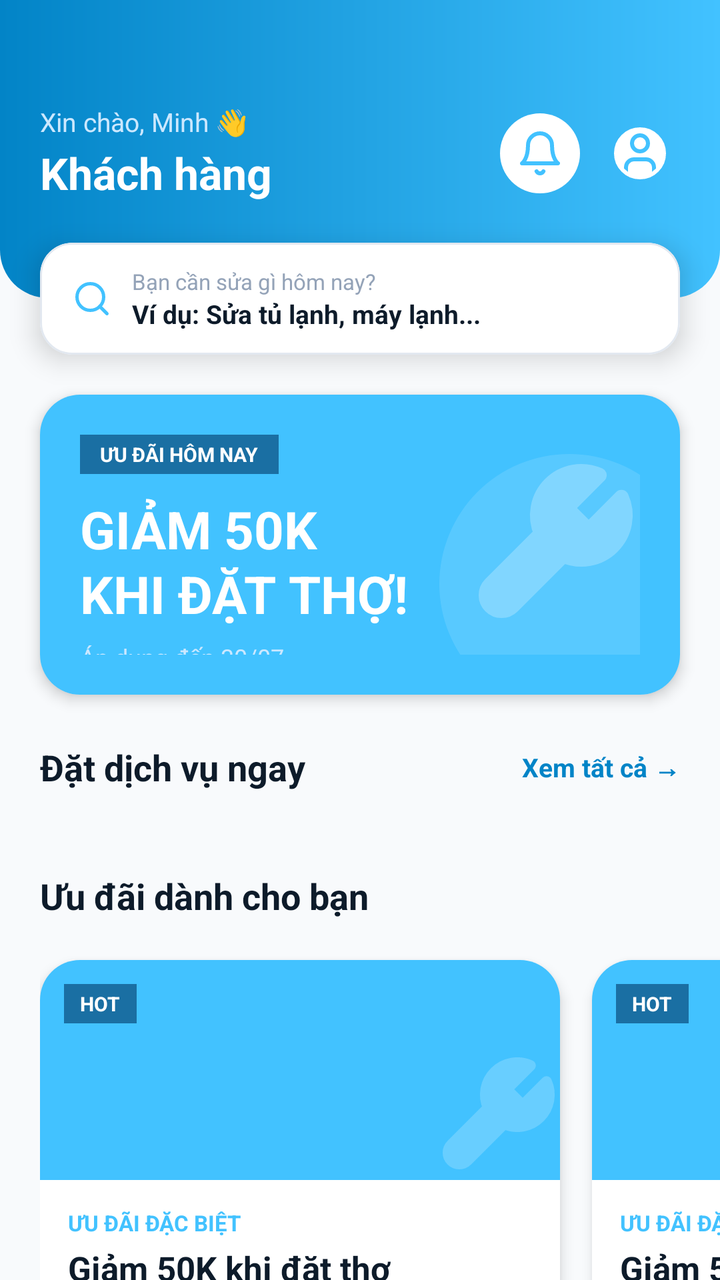
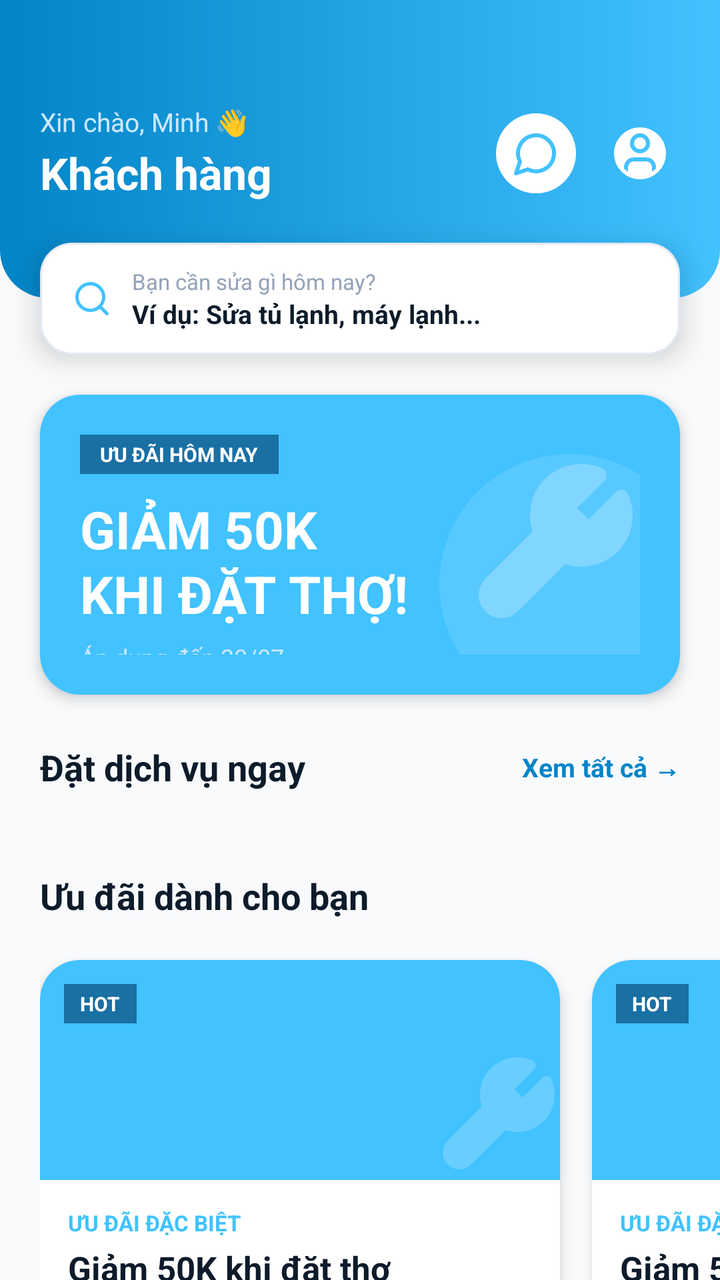

Compare the two renders of this Android layout. The source of the first and the diff that turns it into the second are given below.
<!-- AndroidManifest.xml: application theme Theme.FixItVN -->
<!-- res/layout/fragment_customer_home.xml -->
<?xml version="1.0" encoding="utf-8"?>
<FrameLayout xmlns:android="http://schemas.android.com/apk/res/android"
    xmlns:app="http://schemas.android.com/apk/res-auto"
    android:layout_width="match_parent"
    android:layout_height="match_parent">

    <androidx.core.widget.NestedScrollView
        android:layout_width="match_parent"
        android:layout_height="match_parent"
        android:background="#F8FAFC">

        <androidx.constraintlayout.widget.ConstraintLayout
            android:layout_width="match_parent"
            android:layout_height="wrap_content"
            android:paddingBottom="100dp">

            
            <androidx.constraintlayout.widget.ConstraintLayout
                android:id="@+id/layout_header"
                android:layout_width="0dp"
                android:layout_height="wrap_content"
                android:background="@drawable/bg_header_bottom_rounded"
                android:paddingHorizontal="20dp"
                android:paddingTop="52dp"
                android:paddingBottom="48dp"
                app:layout_constraintTop_toTopOf="parent"
                app:layout_constraintStart_toStartOf="parent"
                app:layout_constraintEnd_toEndOf="parent">

                
                <TextView
                    android:id="@+id/tv_greeting"
                    android:layout_width="0dp"
                    android:layout_height="wrap_content"
                    android:text="Xin chào, Minh 👋"
                    android:textColor="#CCE8FF"
                    android:textSize="13sp"
                    app:layout_constraintStart_toStartOf="parent"
                    app:layout_constraintTop_toTopOf="parent"
                    app:layout_constraintEnd_toStartOf="@id/iv_chat_icon"
                    android:layout_marginEnd="16dp" />

                <TextView
                    android:id="@+id/tv_role"
                    android:layout_width="0dp"
                    android:layout_height="wrap_content"
                    android:text="Khách hàng"
                    android:textColor="#ffffff"
                    android:textSize="22sp"
                    android:textStyle="bold"
                    app:layout_constraintStart_toStartOf="parent"
                    app:layout_constraintTop_toBottomOf="@id/tv_greeting"
                    app:layout_constraintEnd_toStartOf="@id/iv_chat_icon"
                    android:layout_marginEnd="16dp"
                    android:layout_marginTop="2dp" />

                
                <ImageView
                    android:id="@+id/iv_chat_icon"
                    android:layout_width="40dp"
                    android:layout_height="40dp"
                    android:src="@drawable/ic_lucide_bell"
                    android:padding="8dp"
                    android:background="@drawable/bg_circle_white"
                    app:tint="#42c2ff"
                    app:layout_constraintEnd_toStartOf="@id/iv_user_avatar"
                    app:layout_constraintTop_toTopOf="parent"
                    app:layout_constraintBottom_toBottomOf="parent"
                    android:layout_marginEnd="10dp" />

                
                <com.google.android.material.imageview.ShapeableImageView
                    android:id="@+id/iv_user_avatar"
                    android:layout_width="40dp"
                    android:layout_height="40dp"
                    android:src="@drawable/ic_lucide_user"
                    android:background="@drawable/bg_circle_white"
                    android:padding="8dp"
                    app:tint="#42c2ff"
                    app:strokeWidth="2dp"
                    app:strokeColor="#FFFFFF"
                    app:shapeAppearanceOverlay="@style/ShapeAppearanceOverlay.App.CornerSize50Percent"
                    app:layout_constraintEnd_toEndOf="parent"
                    app:layout_constraintTop_toTopOf="parent"
                    app:layout_constraintBottom_toBottomOf="parent" />

            </androidx.constraintlayout.widget.ConstraintLayout>

            
            <com.google.android.material.card.MaterialCardView
                android:id="@+id/card_location"
                style="@style/FixIt.Card.Content"
                android:layout_width="0dp"
                android:layout_height="56dp"
                android:layout_marginHorizontal="20dp"
                android:layout_marginTop="-28dp"
                app:cardElevation="8dp"
                app:layout_constraintTop_toBottomOf="@id/layout_header"
                app:layout_constraintStart_toStartOf="parent"
                app:layout_constraintEnd_toEndOf="parent">

                <androidx.constraintlayout.widget.ConstraintLayout
                    android:layout_width="match_parent"
                    android:layout_height="match_parent"
                    android:paddingHorizontal="16dp">

                    <ImageView
                        android:id="@+id/iv_location_icon"
                        android:layout_width="20dp"
                        android:layout_height="20dp"
                        android:src="@drawable/ic_lucide_search"
                        app:tint="#42c2ff"
                        app:layout_constraintStart_toStartOf="parent"
                        app:layout_constraintTop_toTopOf="parent"
                        app:layout_constraintBottom_toBottomOf="parent" />

                    <TextView
                        android:id="@+id/tv_location_label"
                        android:layout_width="0dp"
                        android:layout_height="wrap_content"
                        android:text="Bạn cần sửa gì hôm nay?"
                        android:textSize="11sp"
                        android:textColor="#94A3B8"
                        android:layout_marginStart="10dp"
                        app:layout_constraintStart_toEndOf="@id/iv_location_icon"
                        app:layout_constraintTop_toTopOf="parent"
                        app:layout_constraintBottom_toTopOf="@id/tv_location_value"
                        app:layout_constraintVertical_chainStyle="packed" />

                    <TextView
                        android:id="@+id/tv_location_value"
                        android:layout_width="0dp"
                        android:layout_height="wrap_content"
                        android:text="Ví dụ: Sửa tủ lạnh, máy lạnh..."
                        android:textSize="13sp"
                        android:textColor="#0d1b2a"
                        android:textStyle="bold"
                        android:layout_marginStart="10dp"
                        app:layout_constraintStart_toEndOf="@id/iv_location_icon"
                        app:layout_constraintTop_toBottomOf="@id/tv_location_label"
                        app:layout_constraintBottom_toBottomOf="parent" />

                </androidx.constraintlayout.widget.ConstraintLayout>

            </com.google.android.material.card.MaterialCardView>

            
            <com.google.android.material.card.MaterialCardView
                android:id="@+id/card_banner"
                android:layout_width="0dp"
                android:layout_height="150dp"
                android:layout_marginHorizontal="20dp"
                android:layout_marginTop="20dp"
                app:cardCornerRadius="20dp"
                app:cardElevation="4dp"
                app:strokeWidth="0dp"
                app:layout_constraintTop_toBottomOf="@id/card_location"
                app:layout_constraintStart_toStartOf="parent"
                app:layout_constraintEnd_toEndOf="parent">

                <androidx.constraintlayout.widget.ConstraintLayout
                    android:layout_width="match_parent"
                    android:layout_height="match_parent"
                    android:background="#42c2ff"
                    android:padding="20dp">

                    
                    <View
                        android:layout_width="130dp"
                        android:layout_height="130dp"
                        android:background="@drawable/bg_circle_white"
                        android:alpha="0.12"
                        app:layout_constraintEnd_toEndOf="parent"
                        app:layout_constraintBottom_toBottomOf="parent"
                        android:layout_marginEnd="-30dp"
                        android:layout_marginBottom="-30dp" />

                    <TextView
                        android:id="@+id/tv_banner_tag"
                        android:layout_width="wrap_content"
                        android:layout_height="wrap_content"
                        android:background="#1a6fa3"
                        android:paddingHorizontal="10dp"
                        android:paddingVertical="3dp"
                        android:text="ƯU ĐÃI HÔM NAY"
                        android:textColor="#ffffff"
                        android:textSize="10sp"
                        android:textStyle="bold"
                        app:layout_constraintTop_toTopOf="parent"
                        app:layout_constraintStart_toStartOf="parent" />

                    <TextView
                        android:id="@+id/tv_banner_title"
                        android:layout_width="0dp"
                        android:layout_height="wrap_content"
                        android:text="GIẢM 50K\nKHI ĐẶT THỢ!"
                        android:textColor="#ffffff"
                        android:textSize="26sp"
                        android:textStyle="bold"
                        android:lineSpacingExtra="2sp"
                        android:layout_marginTop="10dp"
                        android:layout_marginEnd="100dp"
                        app:layout_constraintTop_toBottomOf="@id/tv_banner_tag"
                        app:layout_constraintStart_toStartOf="parent"
                        app:layout_constraintEnd_toEndOf="parent" />

                    <TextView
                        android:id="@+id/tv_banner_sub"
                        android:layout_width="wrap_content"
                        android:layout_height="wrap_content"
                        android:text="Áp dụng đến 30/07"
                        android:textColor="#CCE8FF"
                        android:textSize="12sp"
                        android:layout_marginTop="6dp"
                        app:layout_constraintTop_toBottomOf="@id/tv_banner_title"
                        app:layout_constraintStart_toStartOf="parent" />

                    <ImageView
                        android:layout_width="88dp"
                        android:layout_height="88dp"
                        android:src="@drawable/ic_lucide_wrench"
                        app:tint="#ffffff"
                        android:alpha="0.25"
                        app:layout_constraintEnd_toEndOf="parent"
                        app:layout_constraintTop_toTopOf="parent"
                        app:layout_constraintBottom_toBottomOf="parent" />

                </androidx.constraintlayout.widget.ConstraintLayout>
            </com.google.android.material.card.MaterialCardView>

            
            <TextView
                android:id="@+id/tv_services_header"
                style="@style/FixIt.Text.SectionHeader"
                android:layout_width="wrap_content"
                android:layout_height="wrap_content"
                android:layout_marginHorizontal="20dp"
                android:layout_marginTop="24dp"
                android:text="Đặt dịch vụ ngay"
                android:textSize="18sp"
                app:layout_constraintTop_toBottomOf="@id/card_banner"
                app:layout_constraintStart_toStartOf="parent" />

            <TextView
                android:id="@+id/tv_see_all"
                android:layout_width="wrap_content"
                android:layout_height="wrap_content"
                android:layout_marginEnd="20dp"
                android:text="Xem tất cả →"
                android:textColor="#0284C7"
                android:textSize="13sp"
                android:textStyle="bold"
                app:layout_constraintBottom_toBottomOf="@id/tv_services_header"
                app:layout_constraintEnd_toEndOf="parent"
                app:layout_constraintTop_toTopOf="@id/tv_services_header" />

            
            <androidx.recyclerview.widget.RecyclerView
                android:id="@+id/rv_services"
                android:layout_width="0dp"
                android:layout_height="wrap_content"
                android:layout_marginHorizontal="12dp"
                android:layout_marginTop="12dp"
                app:layoutManager="androidx.recyclerview.widget.GridLayoutManager"
                app:spanCount="4"
                app:layout_constraintTop_toBottomOf="@id/tv_services_header"
                app:layout_constraintStart_toStartOf="parent"
                app:layout_constraintEnd_toEndOf="parent"
                android:nestedScrollingEnabled="false" />

            
            <TextView
                android:id="@+id/tv_offers_header"
                style="@style/FixIt.Text.SectionHeader"
                android:layout_width="wrap_content"
                android:layout_height="wrap_content"
                android:layout_marginHorizontal="20dp"
                android:layout_marginTop="28dp"
                android:text="Ưu đãi dành cho bạn"
                android:textSize="18sp"
                app:layout_constraintTop_toBottomOf="@id/rv_services"
                app:layout_constraintStart_toStartOf="parent" />

            <HorizontalScrollView
                android:id="@+id/scroll_offers"
                android:layout_width="0dp"
                android:layout_height="wrap_content"
                android:layout_marginTop="12dp"
                android:paddingHorizontal="20dp"
                android:clipToPadding="false"
                android:scrollbars="none"
                app:layout_constraintTop_toBottomOf="@id/tv_offers_header"
                app:layout_constraintStart_toStartOf="parent"
                app:layout_constraintEnd_toEndOf="parent">

                <LinearLayout
                    android:layout_width="wrap_content"
                    android:layout_height="wrap_content"
                    android:orientation="horizontal">

                    <include layout="@layout/item_customer_promo" />
                    <include layout="@layout/item_customer_promo" />
                    <include layout="@layout/item_customer_promo" />

                </LinearLayout>
            </HorizontalScrollView>

        </androidx.constraintlayout.widget.ConstraintLayout>

    </androidx.core.widget.NestedScrollView>

    <include
        android:id="@+id/layoutLoading"
        layout="@layout/layout_loading"
        android:layout_width="match_parent"
        android:layout_height="match_parent"
        android:visibility="gone" />

</FrameLayout>
<!-- res/layout/item_customer_promo.xml (included above) -->
<?xml version="1.0" encoding="utf-8"?>
<com.google.android.material.card.MaterialCardView xmlns:android="http://schemas.android.com/apk/res/android"
    xmlns:app="http://schemas.android.com/apk/res-auto"
    android:layout_width="260dp"
    android:layout_height="wrap_content"
    android:layout_marginEnd="16dp"
    android:layout_marginVertical="8dp"
    app:cardCornerRadius="20dp"
    app:cardElevation="4dp"
    app:cardBackgroundColor="#ffffff">

    <LinearLayout
        android:layout_width="match_parent"
        android:layout_height="wrap_content"
        android:orientation="vertical">

        
        <FrameLayout
            android:layout_width="match_parent"
            android:layout_height="110dp">

            <View
                android:layout_width="match_parent"
                android:layout_height="match_parent"
                android:background="#42c2ff" />

            
            <ImageView
                android:layout_width="64dp"
                android:layout_height="64dp"
                android:layout_gravity="end|bottom"
                android:layout_margin="-8dp"
                android:src="@drawable/ic_lucide_wrench"
                app:tint="#ffffff"
                android:alpha="0.2" />

            
            <TextView
                android:layout_width="wrap_content"
                android:layout_height="wrap_content"
                android:layout_gravity="top|start"
                android:layout_margin="12dp"
                android:background="#1a6fa3"
                android:paddingHorizontal="8dp"
                android:paddingVertical="3dp"
                android:text="HOT"
                android:textColor="#ffffff"
                android:textSize="10sp"
                android:textStyle="bold" />

        </FrameLayout>

        
        <LinearLayout
            android:layout_width="match_parent"
            android:layout_height="wrap_content"
            android:orientation="vertical"
            android:padding="14dp">

            <TextView
                android:id="@+id/tvPromoTitle"
                android:layout_width="wrap_content"
                android:layout_height="wrap_content"
                android:text="Ưu đãi đặc biệt"
                android:textColor="#42c2ff"
                android:textSize="11sp"
                android:textStyle="bold"
                android:textAllCaps="true" />

            <TextView
                android:id="@+id/tvPromoDescription"
                android:layout_width="wrap_content"
                android:layout_height="wrap_content"
                android:layout_marginTop="4dp"
                android:text="Giảm 50K khi đặt thợ"
                android:textColor="#0d1b2a"
                android:textSize="17sp"
                android:textStyle="bold" />

            <TextView
                android:id="@+id/tvPromoExpiry"
                android:layout_width="wrap_content"
                android:layout_height="wrap_content"
                android:layout_marginTop="4dp"
                android:text="⏰ Hết hạn 30/07"
                android:textColor="#94A3B8"
                android:textSize="11sp" />

        </LinearLayout>
    </LinearLayout>

</com.google.android.material.card.MaterialCardView>
<!-- res/layout/layout_loading.xml (included above) -->
<?xml version="1.0" encoding="utf-8"?>
<FrameLayout xmlns:android="http://schemas.android.com/apk/res/android"
    android:layout_width="match_parent"
    android:layout_height="match_parent"
    android:background="#f8fafc"
    android:clickable="true"
    android:focusable="true"
    android:visibility="gone">

    <LinearLayout
        android:layout_width="wrap_content"
        android:layout_height="wrap_content"
        android:layout_gravity="center"
        android:orientation="vertical"
        android:gravity="center">

        <ProgressBar
            android:layout_width="48dp"
            android:layout_height="48dp"
            android:indeterminateTint="#3b82f6" />

        <TextView
            android:layout_width="wrap_content"
            android:layout_height="wrap_content"
            android:layout_marginTop="16dp"
            android:text="Đang tải dữ liệu..."
            android:textColor="#64748b"
            android:textSize="14sp" />
    </LinearLayout>
</FrameLayout>
<!-- resources referenced by this layout -->
<resources>
  <!-- drawable bg_circle_white (drawable) -->
  <?xml version="1.0" encoding="utf-8"?>
  <shape xmlns:android="http://schemas.android.com/apk/res/android"
      android:shape="oval">
      <solid android:color="#FFFFFF" />
  </shape>
  <!-- drawable bg_header_bottom_rounded (drawable) -->
  <?xml version="1.0" encoding="utf-8"?>
  <shape xmlns:android="http://schemas.android.com/apk/res/android"
      android:shape="rectangle">
      <gradient
          android:angle="0"
          android:endColor="#42c2ff"
          android:startColor="#0284c7" />
      <corners
          android:bottomLeftRadius="24dp"
          android:bottomRightRadius="24dp" />
  </shape>
  <!-- drawable ic_lucide_bell (drawable) -->
  <vector xmlns:android="http://schemas.android.com/apk/res/android"
      android:width="24dp"
      android:height="24dp"
      android:viewportWidth="24"
      android:viewportHeight="24">
    <path
        android:pathData="M6,8a6,6 0,0 1,12 0c0,7 3,9 3,9H3s3,-2 3,-9"
        android:strokeLineJoin="round"
        android:strokeWidth="2"
        android:fillColor="#00000000"
        android:strokeColor="#000000"
        android:strokeLineCap="round"/>
    <path
        android:pathData="M10.3,21a1.94,1.94 0,0 0,3.4 0"
        android:strokeLineJoin="round"
        android:strokeWidth="2"
        android:fillColor="#00000000"
        android:strokeColor="#000000"
        android:strokeLineCap="round"/>
  </vector>
  <!-- drawable ic_lucide_wrench (drawable) -->
  <vector xmlns:android="http://schemas.android.com/apk/res/android"
      android:width="24dp"
      android:height="24dp"
      android:viewportWidth="24"
      android:viewportHeight="24">
      <path
          android:pathData="M14.7,6.3a1,1 0,0 0,0 1.4l1.6,1.6a1,1 0,0 0,1.4 0l3.77,-3.77a6,6 0,0 1,-7.94 7.94l-6.91,6.91a2.12,2.12 0,0 1,-3 -3l6.91,-6.91a6,6 0,0 1,7.94 -7.94l-3.76,3.76z"
          android:strokeLineJoin="round"
          android:strokeWidth="2"
          android:fillColor="#000000"
          android:strokeColor="#000000"
          android:strokeLineCap="round"/>
  </vector>
  <style name="FixIt.Card.Content" parent="Widget.MaterialComponents.CardView">
          <item name="cardBackgroundColor">@android:color/white</item>
          <item name="cardCornerRadius">16dp</item>
          <item name="cardElevation">2dp</item>
          <item name="strokeWidth">1dp</item>
          <item name="strokeColor">#e2e8f0</item>
          <item name="android:layout_marginBottom">16dp</item>
      </style>
  <style name="FixIt.Text.SectionHeader">
          <item name="android:textSize">16sp</item>
          <item name="android:textColor">#0d1b2a</item>
          <item name="android:textStyle">bold</item>
          <item name="android:layout_marginBottom">12dp</item>
          <item name="android:layout_marginTop">8dp</item>
      </style>
  <style name="ShapeAppearanceOverlay.App.CornerSize50Percent" parent="">
          <item name="cornerFamily">rounded</item>
          <item name="cornerSize">50%</item>
      </style>
  <style name="Widget.FixIt.BottomNavigationView" parent="Widget.MaterialComponents.BottomNavigationView">
          <item name="itemTextAppearanceActive">@style/TextAppearance.FixIt.BottomNav</item>
          <item name="itemTextAppearanceInactive">@style/TextAppearance.FixIt.BottomNav</item>
      </style>
  <style name="TextAppearance.FixIt.BottomNav" parent="TextAppearance.MaterialComponents.Caption">
          <item name="android:textSize">10sp</item>
          <item name="android:fontFamily">sans-serif-medium</item>
      </style>
  <!-- unchanged entries left out for length: 3 -->
</resources>

<!-- the commit's change to res/layout/fragment_customer_home.xml (unified diff, before → after) -->
@@ -59,14 +59,14 @@
                     android:id="@+id/iv_chat_icon"
                     android:layout_width="40dp"
                     android:layout_height="40dp"
-                    android:src="@drawable/ic_lucide_bell"
+                    android:src="@drawable/ic_lucide_message_circle"
                     android:padding="8dp"
                     android:background="@drawable/bg_circle_white"
                     app:tint="#42c2ff"
                     app:layout_constraintEnd_toStartOf="@id/iv_user_avatar"
-                    app:layout_constraintTop_toTopOf="parent"
-                    app:layout_constraintBottom_toBottomOf="parent"
-                    android:layout_marginEnd="10dp" />
+                    app:layout_constraintTop_toTopOf="@id/tv_greeting"
+                    app:layout_constraintBottom_toBottomOf="@id/tv_role"
+                    android:layout_marginEnd="12dp" />
 
                 
                 <com.google.android.material.imageview.ShapeableImageView
@@ -81,8 +81,8 @@
                     app:strokeColor="#FFFFFF"
                     app:shapeAppearanceOverlay="@style/ShapeAppearanceOverlay.App.CornerSize50Percent"
                     app:layout_constraintEnd_toEndOf="parent"
-                    app:layout_constraintTop_toTopOf="parent"
-                    app:layout_constraintBottom_toBottomOf="parent" />
+                    app:layout_constraintTop_toTopOf="@id/tv_greeting"
+                    app:layout_constraintBottom_toBottomOf="@id/tv_role" />
 
             </androidx.constraintlayout.widget.ConstraintLayout>
 
<!-- resource entries referenced after the edit -->
@@ -18,26 +18,18 @@
           android:bottomLeftRadius="24dp"
           android:bottomRightRadius="24dp" />
   </shape>
-  <!-- drawable ic_lucide_bell (drawable) -->
+  <!-- drawable ic_lucide_message_circle (drawable) -->
   <vector xmlns:android="http://schemas.android.com/apk/res/android"
       android:width="24dp"
       android:height="24dp"
       android:viewportWidth="24"
       android:viewportHeight="24">
-    <path
-        android:pathData="M6,8a6,6 0,0 1,12 0c0,7 3,9 3,9H3s3,-2 3,-9"
-        android:strokeLineJoin="round"
-        android:strokeWidth="2"
-        android:fillColor="#00000000"
-        android:strokeColor="#000000"
-        android:strokeLineCap="round"/>
-    <path
-        android:pathData="M10.3,21a1.94,1.94 0,0 0,3.4 0"
-        android:strokeLineJoin="round"
-        android:strokeWidth="2"
-        android:fillColor="#00000000"
-        android:strokeColor="#000000"
-        android:strokeLineCap="round"/>
+      <path
+          android:pathData="M7.9,20A9,9 0,1 0,4 16.1L2,22Z"
+          android:strokeLineJoin="round"
+          android:strokeWidth="2"
+          android:strokeColor="#000000"
+          android:strokeLineCap="round"/>
   </vector>
   <!-- drawable ic_lucide_wrench (drawable) -->
   <vector xmlns:android="http://schemas.android.com/apk/res/android"
